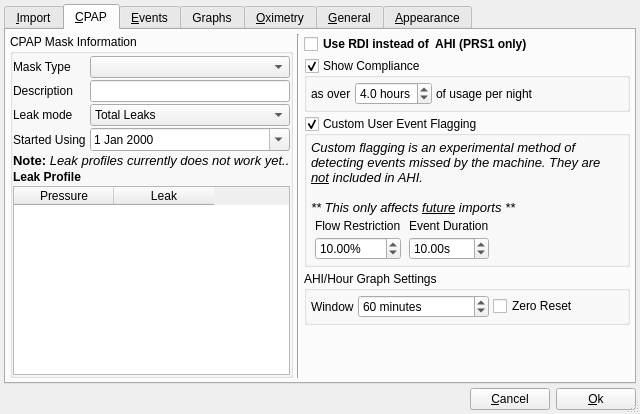
Above: preferencesdialog.ui from sbonaime/sleepyhead-code. before the change. Below: the same form after it.
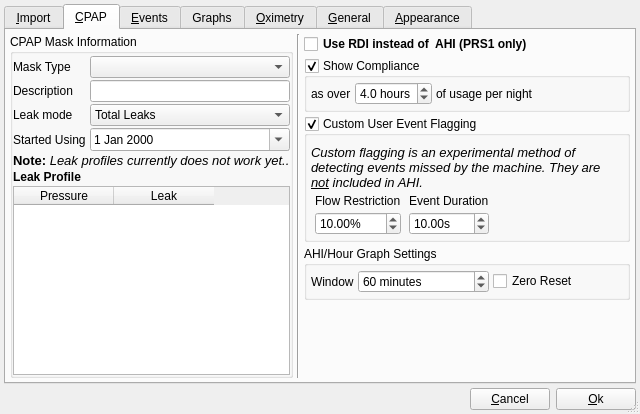
That is the form after the change. The open tabs and pages were chosen to show the change. Icons and pictures are not drawn.

Commit message: Fix typos, and changed text in preferences dialog as data is now reindexed

Diff of the .ui file:
```diff
--- a/preferencesdialog.ui
+++ b/preferencesdialog.ui
@@ -702,7 +702,16 @@
             <bool>true</bool>
            </property>
            <layout class="QGridLayout" name="gridLayout_6">
-            <property name="margin">
+            <property name="leftMargin">
+             <number>4</number>
+            </property>
+            <property name="topMargin">
+             <number>9</number>
+            </property>
+            <property name="rightMargin">
+             <number>4</number>
+            </property>
+            <property name="bottomMargin">
              <number>4</number>
             </property>
             <property name="spacing">
@@ -756,6 +765,12 @@
             </item>
             <item row="0" column="0" colspan="5">
              <widget class="QLabel" name="label_34">
+              <property name="sizePolicy">
+               <sizepolicy hsizetype="Preferred" vsizetype="Minimum">
+                <horstretch>0</horstretch>
+                <verstretch>0</verstretch>
+               </sizepolicy>
+              </property>
               <property name="font">
                <font>
                 <italic>true</italic>
@@ -766,9 +781,10 @@
 &lt;html&gt;&lt;head&gt;&lt;meta name=&quot;qrichtext&quot; content=&quot;1&quot; /&gt;&lt;style type=&quot;text/css&quot;&gt;
 p, li { white-space: pre-wrap; }
 &lt;/style&gt;&lt;/head&gt;&lt;body style=&quot; font-family:'Sans'; font-size:10pt; font-weight:400; font-style:italic;&quot;&gt;
-&lt;p style=&quot; margin-top:0px; margin-bottom:0px; margin-left:0px; margin-right:0px; -qt-block-indent:0; text-indent:0px;&quot;&gt;Custom flagging is an experimental method of detecting events missed by the machine. They are &lt;span style=&quot; text-decoration: underline;&quot;&gt;not&lt;/span&gt; included in AHI.&lt;/p&gt;
-&lt;p style=&quot;-qt-paragraph-type:empty; margin-top:0px; margin-bottom:0px; margin-left:0px; margin-right:0px; -qt-block-indent:0; text-indent:0px;&quot;&gt;&lt;/p&gt;
-&lt;p style=&quot; margin-top:0px; margin-bottom:0px; margin-left:0px; margin-right:0px; -qt-block-indent:0; text-indent:0px;&quot;&gt;** This only affects &lt;span style=&quot; text-decoration: underline;&quot;&gt;future&lt;/span&gt; imports **&lt;/p&gt;&lt;/body&gt;&lt;/html&gt;</string>
+&lt;p style=&quot; margin-top:0px; margin-bottom:0px; margin-left:0px; margin-right:0px; -qt-block-indent:0; text-indent:0px;&quot;&gt;Custom flagging is an experimental method of detecting events missed by the machine. They are &lt;span style=&quot; text-decoration: underline;&quot;&gt;not&lt;/span&gt; included in AHI.&lt;/p&gt;&lt;/body&gt;&lt;/html&gt;</string>
+              </property>
+              <property name="alignment">
+               <set>Qt::AlignLeading|Qt::AlignLeft|Qt::AlignTop</set>
               </property>
               <property name="wordWrap">
                <bool>true</bool>
```
Left out of the diff: 16 changed lines with no effect on the pictures. The commit also changes 1 other file.
